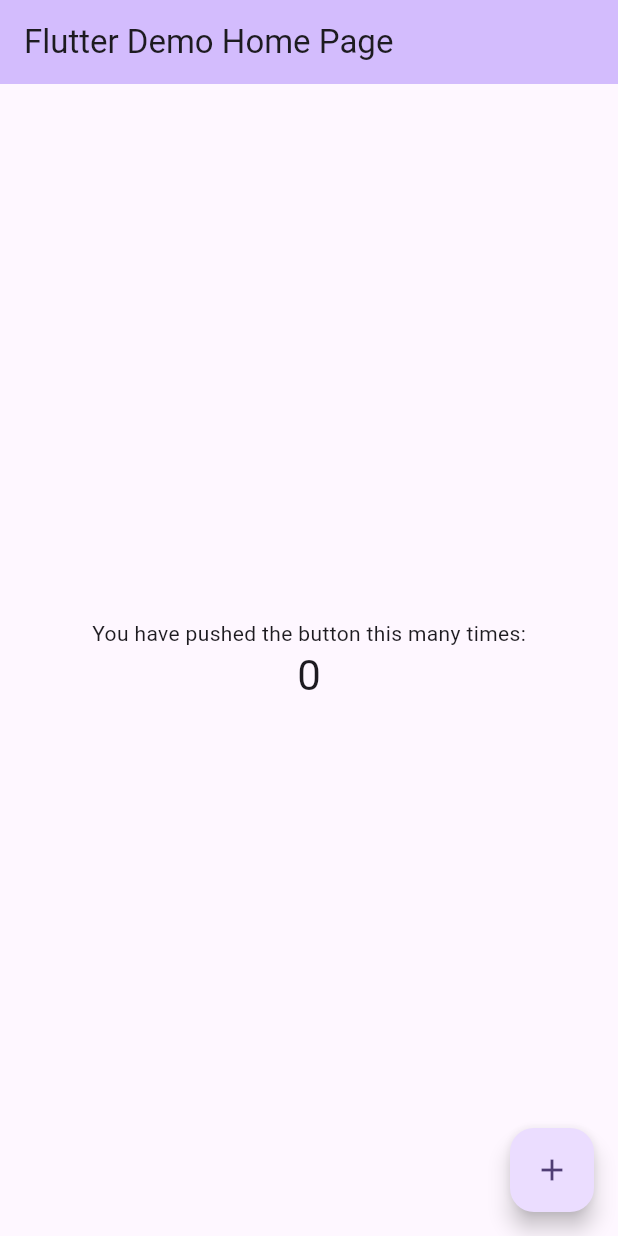
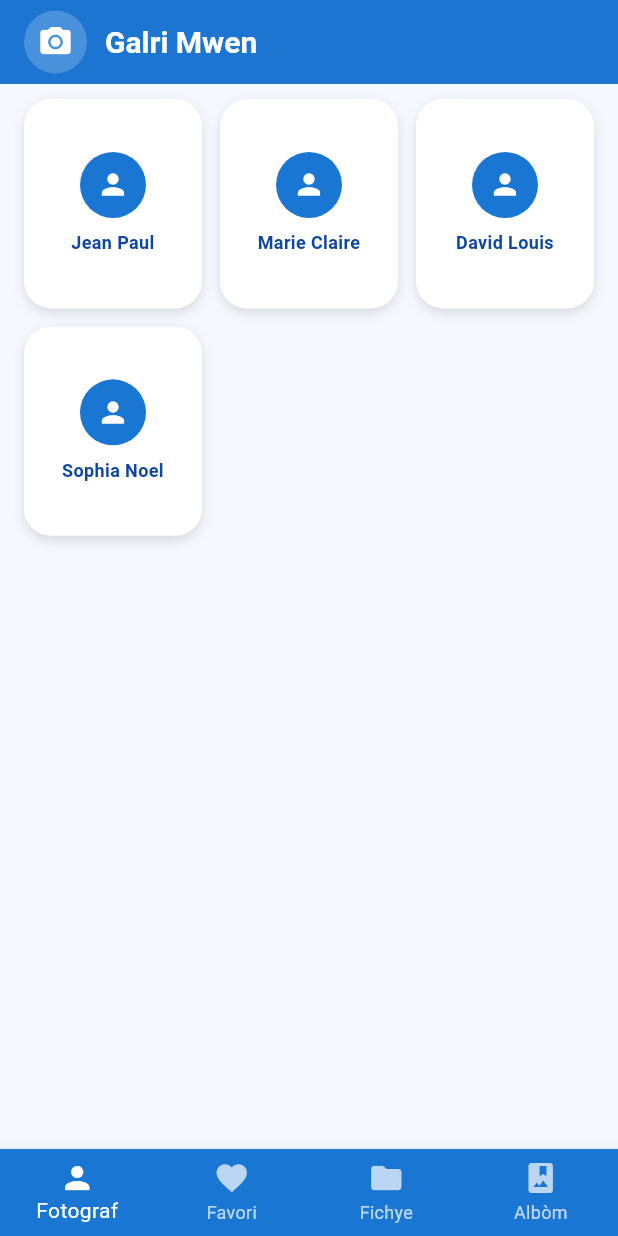
Before and after one commit to deyizark/galri_mwa, a Flutter app: the screen it shows after launch, on a phone screen of 412 x 824 dp. Run offline on Flutter 3.47's test engine with Material 3 defaults, Android fonts, the phone set to English and light mode, and no system bars.

Commit message:
première modification

```diff
--- /dev/null
+++ b/lib/home_screen.dart
@@ -0,0 +1,172 @@
+import 'package:flutter/material.dart';
+import 'models.dart';
+import 'photo_screen.dart';
+
+class HomeScreen extends StatefulWidget {
+  const HomeScreen({super.key});
+
+  @override
+  State<HomeScreen> createState() => _HomeScreenState();
+}
+
+class _HomeScreenState extends State<HomeScreen> {
+  int _currentIndex = 0;
+
+  final List<Photographer> photographers = [
+    Photographer(photographerId: "1", photographer: "Jean Paul"),
+    Photographer(photographerId: "2", photographer: "Marie Claire"),
+    Photographer(photographerId: "3", photographer: "David Louis"),
+    Photographer(photographerId: "4", photographer: "Sophia Noel"),
+  ];
+
+  @override
+  Widget build(BuildContext context) {
+    return Scaffold(
+      backgroundColor: const Color(0xFFF5F9FF),
+
+      appBar: AppBar(
+        backgroundColor: const Color(0xFF1976D2),
+        elevation: 0.5,
+        titleSpacing: 16,
+        title: Row(
+          children: [
+            Hero(
+              tag: 'logoHero',
+              child: Container(
+                width: 42,
+                height: 42,
+                decoration: BoxDecoration(
+                  shape: BoxShape.circle,
+                  color: Colors.white.withOpacity(0.2),
+                ),
+                child: const Icon(
+                  Icons.photo_camera,
+                  color: Colors.white,
+                  size: 24,
+                ),
+              ),
+            ),
+            const SizedBox(width: 12),
+            const Text(
+              "Galri Mwen",
+              style: TextStyle(
+                color: Colors.white,
+                fontWeight: FontWeight.bold,
+                fontSize: 20,
+              ),
+            ),
+          ],
+        ),
+      ),
+
+      body: SafeArea(
+        child: _currentIndex == 0
+            ? Padding(
+                padding: const EdgeInsets.symmetric(
+                  horizontal: 16,
+                  vertical: 10,
+                ),
+                child: GridView.builder(
+                  itemCount: photographers.length,
+                  gridDelegate: const SliverGridDelegateWithFixedCrossAxisCount(
+                    crossAxisCount: 3,
+                    crossAxisSpacing: 12,
+                    mainAxisSpacing: 12,
+                    childAspectRatio: 0.85,
+                  ),
+                  itemBuilder: (context, index) {
+                    final photographer = photographers[index];
+
+                    return GestureDetector(
+                      onTap: () {
+                        Navigator.push(
+                          context,
+                          MaterialPageRoute(
+                            builder: (_) =>
+                                PhotoScreen(photographer: photographer),
+                          ),
+                        );
+                      },
+                      child: Container(
+                        decoration: BoxDecoration(
+                          color: Colors.white,
+                          borderRadius: BorderRadius.circular(18),
+                          boxShadow: const [
+                            BoxShadow(
+                              color: Colors.black12,
+                              blurRadius: 6,
+                              offset: Offset(0, 3),
+                            ),
+                          ],
+                        ),
+                        child: Column(
+                          mainAxisAlignment: MainAxisAlignment.center,
+                          children: [
+                            const CircleAvatar(
+                              radius: 22,
+                              backgroundColor: Color(0xFF1976D2),
+                              child: Icon(
+                                Icons.person,
+                                color: Colors.white,
+                                size: 22,
+                              ),
+                            ),
+                            const SizedBox(height: 8),
+                            Padding(
+                              padding: const EdgeInsets.symmetric(
+                                horizontal: 6,
+                              ),
+                              child: Text(
+                                photographer.photographer,
+                                textAlign: TextAlign.center,
+                                style: const TextStyle(
+                                  fontSize: 12,
+                                  fontWeight: FontWeight.w600,
+                                  color: Color(0xFF0D47A1),
+                                ),
+                              ),
+                            ),
+                          ],
+                        ),
+                      ),
+                    );
+                  },
+                ),
+              )
+            : const Center(
+                child: Text(
+                  "Seksyon an ap vini byento",
+                  style: TextStyle(
+                    fontSize: 18,
+                    fontWeight: FontWeight.w600,
+                    color: Color(0xFF1565C0),
+                  ),
+                ),
+              ),
+      ),
+
+      bottomNavigationBar: BottomNavigationBar(
+        backgroundColor: const Color(0xFF1976D2),
+        selectedItemColor: Colors.white,
+        unselectedItemColor: Colors.white70,
+        type: BottomNavigationBarType.fixed,
+        currentIndex: _currentIndex,
+        elevation: 8,
+        onTap: (index) {
+          setState(() {
+            _currentIndex = index;
+          });
+        },
+        items: const [
+          BottomNavigationBarItem(icon: Icon(Icons.person), label: "Fotograf"),
+          BottomNavigationBarItem(icon: Icon(Icons.favorite), label: "Favori"),
+          BottomNavigationBarItem(icon: Icon(Icons.folder), label: "Fichye"),
+          BottomNavigationBarItem(
+            icon: Icon(Icons.photo_album),
+            label: "Albòm",
+          ),
+        ],
+      ),
+    );
+  }
+}
--- a/lib/main.dart
+++ b/lib/main.dart
@@ -1,4 +1,5 @@
 import 'package:flutter/material.dart';
+import 'splash_screen.dart';
 
 void main() {
   runApp(const MyApp());
@@ -7,116 +8,16 @@ void main() {
 class MyApp extends StatelessWidget {
   const MyApp({super.key});
 
-  // This widget is the root of your application.
   @override
   Widget build(BuildContext context) {
     return MaterialApp(
-      title: 'Flutter Demo',
+      debugShowCheckedModeBanner: false,
+      title: 'Galri Foto',
       theme: ThemeData(
-        // This is the theme of your application.
-        //
-        // TRY THIS: Try running your application with "flutter run". You'll see
-        // the application has a purple toolbar. Then, without quitting the app,
-        // try changing the seedColor in the colorScheme below to Colors.green
-        // and then invoke "hot reload" (save your changes or press the "hot
-        // reload" button in a Flutter-supported IDE, or press "r" if you used
-        // the command line to start the app).
-        //
-        // Notice that the counter didn't reset back to zero; the application
-        // state is not lost during the reload. To reset the state, use hot
-        // restart instead.
-        //
-        // This works for code too, not just values: Most code changes can be
-        // tested with just a hot reload.
-        colorScheme: .fromSeed(seedColor: Colors.deepPurple),
+        primarySwatch: Colors.blue,
+        scaffoldBackgroundColor: Colors.black,
       ),
-      home: const MyHomePage(title: 'Flutter Demo Home Page'),
+      home: const SplashScreen(),
     );
   }
 }
-
-class MyHomePage extends StatefulWidget {
-  const MyHomePage({super.key, required this.title});
-
-  // This widget is the home page of your application. It is stateful, meaning
-  // that it has a State object (defined below) that contains fields that affect
-  // how it looks.
-
-  // This class is the configuration for the state. It holds the values (in this
-  // case the title) provided by the parent (in this case the App widget) and
-  // used by the build method of the State. Fields in a Widget subclass are
-  // always marked "final".
-
-  final String title;
-
-  @override
-  State<MyHomePage> createState() => _MyHomePageState();
-}
-
-class _MyHomePageState extends State<MyHomePage> {
-  int _counter = 0;
-
-  void _incrementCounter() {
-    setState(() {
-      // This call to setState tells the Flutter framework that something has
-      // changed in this State, which causes it to rerun the build method below
-      // so that the display can reflect the updated values. If we changed
-      // _counter without calling setState(), then the build method would not be
-      // called again, and so nothing would appear to happen.
-      _counter++;
-    });
-  }
-
-  @override
-  Widget build(BuildContext context) {
-    // This method is rerun every time setState is called, for instance as done
-    // by the _incrementCounter method above.
-    //
-    // The Flutter framework has been optimized to make rerunning build methods
-    // fast, so that you can just rebuild anything that needs updating rather
-    // than having to individually change instances of widgets.
-    return Scaffold(
-      appBar: AppBar(
-        // TRY THIS: Try changing the color here to a specific color (to
-        // Colors.amber, perhaps?) and trigger a hot reload to see the AppBar
-        // change color while the other colors stay the same.
-        backgroundColor: Theme.of(context).colorScheme.inversePrimary,
-        // Here we take the value from the MyHomePage object that was created by
-        // the App.build method, and use it to set our appbar title.
-        title: Text(widget.title),
-      ),
-      body: Center(
-        // Center is a layout widget. It takes a single child and positions it
-        // in the middle of the parent.
-        child: Column(
-          // Column is also a layout widget. It takes a list of children and
-          // arranges them vertically. By default, it sizes itself to fit its
-          // children horizontally, and tries to be as tall as its parent.
-          //
-          // Column has various properties to control how it sizes itself and
-          // how it positions its children. Here we use mainAxisAlignment to
-          // center the children vertically; the main axis here is the vertical
-          // axis because Columns are vertical (the cross axis would be
-          // horizontal).
-          //
-          // TRY THIS: Invoke "debug painting" (choose the "Toggle Debug Paint"
-          // action in the IDE, or press "p" in the console), to see the
-          // wireframe for each widget.
-          mainAxisAlignment: .center,
-          children: [
-            const Text('You have pushed the button this many times:'),
-            Text(
-              '$_counter',
-              style: Theme.of(context).textTheme.headlineMedium,
-            ),
-          ],
-        ),
-      ),
-      floatingActionButton: FloatingActionButton(
-        onPressed: _incrementCounter,
-        tooltip: 'Increment',
-        child: const Icon(Icons.add),
-      ),
-    );
-  }
-}
```
Also changed, not shown: lib/splash_screen.dart (added, +129 -0 lines), pubspec.yaml (+7 -3 lines), assets/images/logo.png (added), assets/images/logo1.jpeg (added), pubspec.lock, 8 other files.
